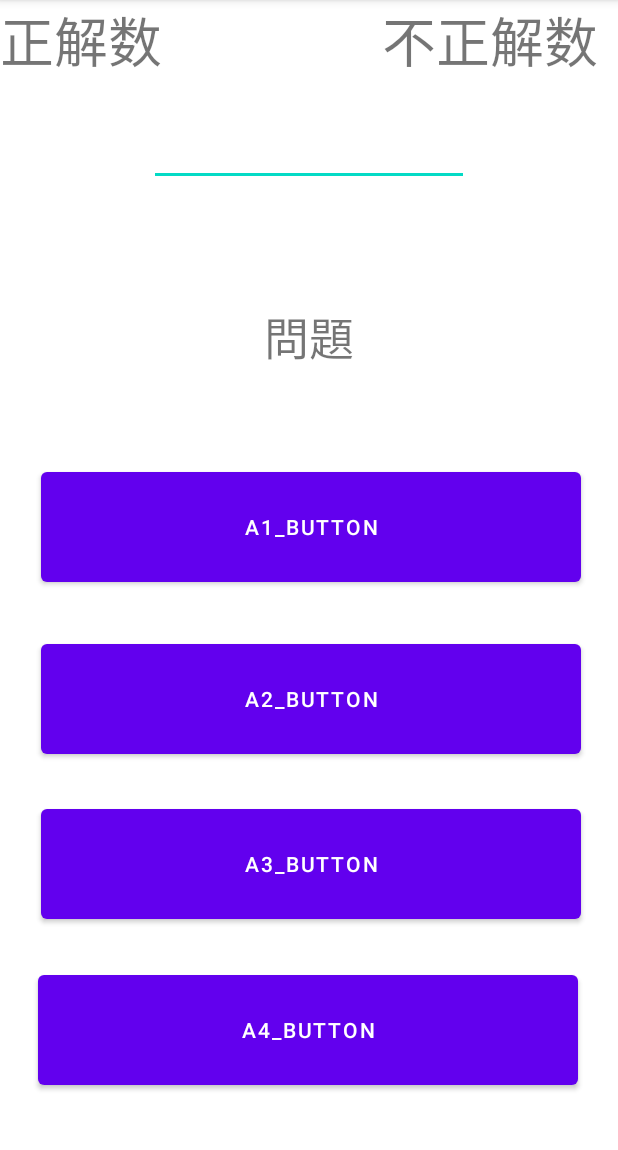
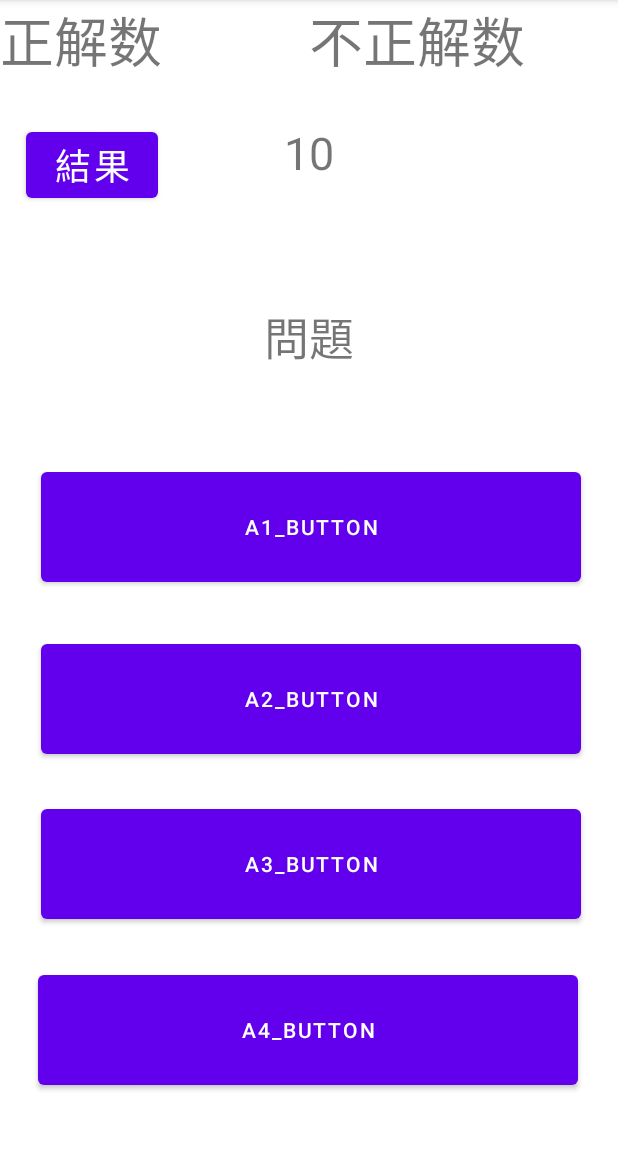
Before and after one commit to s20001/Quiz, an Android app: the SubActivity screen opened directly, with no data from a screen before it, on a phone screen of 412 x 824 dp, the part 84-1234 px from its top. Run offline under Robolectric (Android 15) with nearby library versions, the light colour scheme and no system bars; libraries missing offline, so code that uses them is left out: com.opencsv, com.opencsv.bean; 8 statements that could not run were skipped.

Commit message:
TimerとRusultが未完成

```diff
--- a/app/src/main/res/layout/activity_sub.xml
+++ b/app/src/main/res/layout/activity_sub.xml
@@ -20,7 +20,8 @@
             android:layout_width="157dp"
             android:layout_height="50dp"
             app:layout_constraintEnd_toEndOf="parent" app:layout_constraintTop_toTopOf="parent" android:id="@+id/No"
-            tools:text="@string/No_title" android:textSize="36sp"/>
+            tools:text="@string/No_title" android:textSize="36sp"
+            app:layout_constraintStart_toEndOf="@+id/Yes"/>
     <TextView
             android:layout_width="157dp"
             android:layout_height="50dp" android:id="@+id/Yes"
@@ -58,12 +59,18 @@
             app:layout_constraintBottom_toBottomOf="parent" app:layout_constraintVertical_bias="0.329"
             app:layout_constraintStart_toStartOf="parent" app:layout_constraintEnd_toEndOf="parent"
             app:layout_constraintHorizontal_bias="0.529" tools:text="@string/A2_button"/>
-    <EditText
+    <TextView
+            android:text="TextView"
+            android:layout_width="168dp"
+            android:layout_height="55dp" android:id="@+id/timerText"
+            app:layout_constraintTop_toTopOf="parent"
+            app:layout_constraintBottom_toTopOf="@+id/Quiz" app:layout_constraintEnd_toEndOf="parent"
+            app:layout_constraintStart_toStartOf="parent" android:textAlignment="center" android:textSize="30sp"
+            android:layout_marginTop="16dp"/>
+    <Button
+            android:text="@string/result"
             android:layout_width="wrap_content"
-            android:layout_height="wrap_content"
-            android:inputType="time"
-            android:ems="10"
-            android:id="@+id/timer" app:layout_constraintTop_toTopOf="parent"
-            app:layout_constraintBottom_toTopOf="@+id/Quiz" app:layout_constraintEnd_toEndOf="parent"
-            app:layout_constraintStart_toStartOf="parent"/>
+            android:layout_height="wrap_content" android:id="@+id/resultButton"
+            app:layout_constraintEnd_toStartOf="@+id/timerText" app:layout_constraintTop_toBottomOf="@+id/Yes"
+            app:layout_constraintStart_toStartOf="parent" android:layout_marginTop="32dp" android:textSize="24sp"/>
 </androidx.constraintlayout.widget.ConstraintLayout>
--- a/app/src/main/res/values/strings.xml
+++ b/app/src/main/res/values/strings.xml
@@ -16,4 +16,5 @@
     <string name="A2_button">A2_button</string>
     <string name="A3_button">A3_button</string>
     <string name="A4_button">A4_button</string>
+    <string name="result">結果</string>
 </resources>
```
Also changed, not shown: app/src/main/assets/s20001.csv (+8 -8 lines), app/src/main/java/jp/ac/it_college/s20001/quiz/ResultActivity.kt (added, +7 -0 lines), app/src/main/java/jp/ac/it_college/s20001/quiz/SubActivity.kt (+152 -8 lines), app/src/main/java/jp/ac/it_college/s20001/quiz/MainActivity.kt (line endings or trailing spaces).
